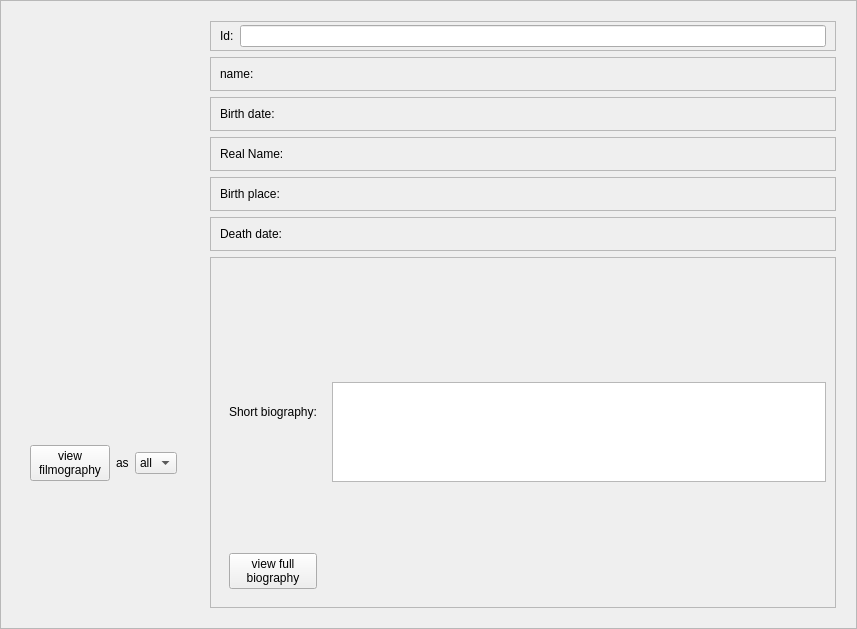
Above: weboob/applications/qcineoob/ui/person.ui from laurentb/weboob before the change. Below: the same form after it.
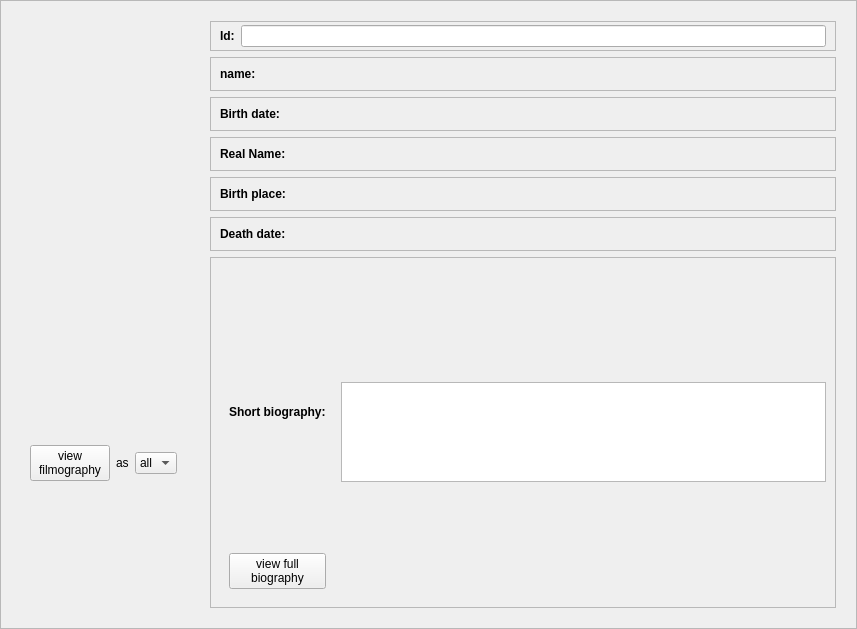
That is the form after the change.

The edit to the form file:
```diff
--- a/weboob/applications/qcineoob/ui/person.ui
+++ b/weboob/applications/qcineoob/ui/person.ui
@@ -107,6 +107,12 @@
          </property>
          <item>
           <widget class="QLabel" name="label_11">
+           <property name="font">
+            <font>
+             <weight>75</weight>
+             <bold>true</bold>
+            </font>
+           </property>
            <property name="text">
             <string>Id:</string>
            </property>
@@ -136,6 +142,12 @@
         <layout class="QHBoxLayout" name="horizontalLayout">
          <item>
           <widget class="QLabel" name="label">
+           <property name="font">
+            <font>
+             <weight>75</weight>
+             <bold>true</bold>
+            </font>
+           </property>
            <property name="text">
             <string>name:</string>
            </property>
@@ -162,6 +174,12 @@
         <layout class="QHBoxLayout" name="horizontalLayout_2">
          <item>
           <widget class="QLabel" name="label_3">
+           <property name="font">
+            <font>
+             <weight>75</weight>
+             <bold>true</bold>
+            </font>
+           </property>
            <property name="text">
             <string>Birth date:</string>
            </property>
@@ -188,6 +206,12 @@
         <layout class="QHBoxLayout" name="horizontalLayout_7">
          <item>
           <widget class="QLabel" name="label_7">
+           <property name="font">
+            <font>
+             <weight>75</weight>
+             <bold>true</bold>
+            </font>
+           </property>
            <property name="text">
             <string>Real Name:</string>
            </property>
@@ -214,6 +238,12 @@
         <layout class="QHBoxLayout" name="horizontalLayout_10">
          <item>
           <widget class="QLabel" name="label_10">
+           <property name="font">
+            <font>
+             <weight>75</weight>
+             <bold>true</bold>
+            </font>
+           </property>
            <property name="text">
             <string>Birth place:</string>
            </property>
@@ -240,6 +270,12 @@
         <layout class="QHBoxLayout" name="horizontalLayout_9">
          <item>
           <widget class="QLabel" name="label_9">
+           <property name="font">
+            <font>
+             <weight>75</weight>
+             <bold>true</bold>
+            </font>
+           </property>
            <property name="text">
             <string>Death date:</string>
            </property>
@@ -275,6 +311,12 @@
            <layout class="QVBoxLayout" name="verticalLayout_3">
             <item>
              <widget class="QLabel" name="biographyLabel">
+              <property name="font">
+               <font>
+                <weight>75</weight>
+                <bold>true</bold>
+               </font>
+              </property>
               <property name="text">
                <string>Short biography:</string>
               </property>
```
